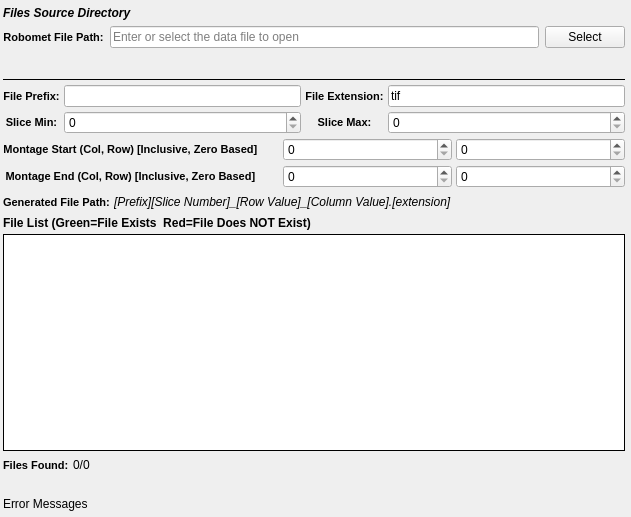
joeykleingers/SIMPLVtkLib, file SIMPLVtkLib/Dialogs/UI_Files/RobometListWidget.ui: the form before one commit.
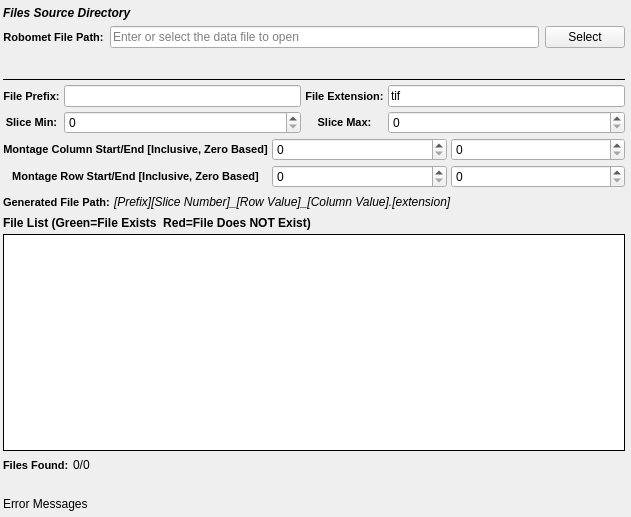
The form after the commit. Custom widgets are drawn as their Qt base class.

What changed in the file:
```diff
--- a/SIMPLVtkLib/Dialogs/UI_Files/RobometListWidget.ui
+++ b/SIMPLVtkLib/Dialogs/UI_Files/RobometListWidget.ui
@@ -315,7 +315,7 @@
 }</string>
        </property>
        <property name="text">
-        <string>Montage Start (Col, Row) [Inclusive, Zero Based]       </string>
+        <string>Montage Column Start/End [Inclusive, Zero Based]</string>
        </property>
        <property name="alignment">
         <set>Qt::AlignCenter</set>
@@ -338,7 +338,7 @@
 }</string>
        </property>
        <property name="text">
-        <string>Montage End (Col, Row) [Inclusive, Zero Based]       </string>
+        <string>Montage Row Start/End [Inclusive, Zero Based]</string>
        </property>
        <property name="alignment">
         <set>Qt::AlignCenter</set>
```
Left out of the diff: 8 changed lines with no effect on the pictures.
